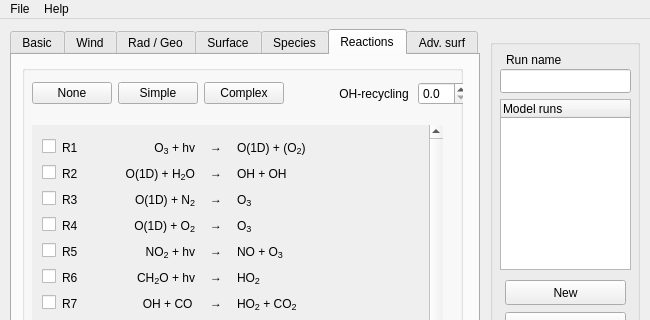
Old version of the form mainwindow.ui in the repository classmodel/modelgui; both pictures show x 0 to 650 and y 0 to 320 of the 650 by 630 pixel window.
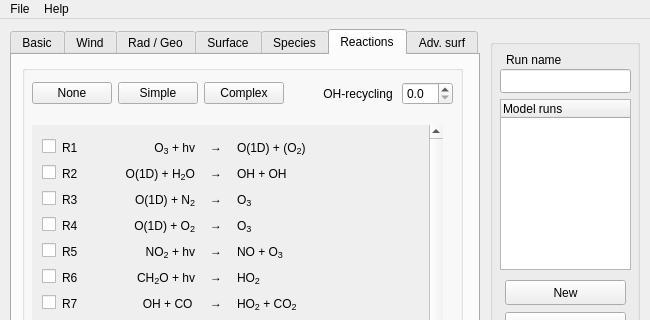
New version of the form. The open tabs and pages were chosen to show the change.

Commit message: minor fix layout mainwindow

```diff
--- a/mainwindow.ui
+++ b/mainwindow.ui
@@ -3755,7 +3755,7 @@
         <rect>
          <x>10</x>
          <y>10</y>
-         <width>437</width>
+         <width>421</width>
          <height>37</height>
         </rect>
        </property>
```
Left out of the diff: 4 changed lines with no effect on the pictures.
